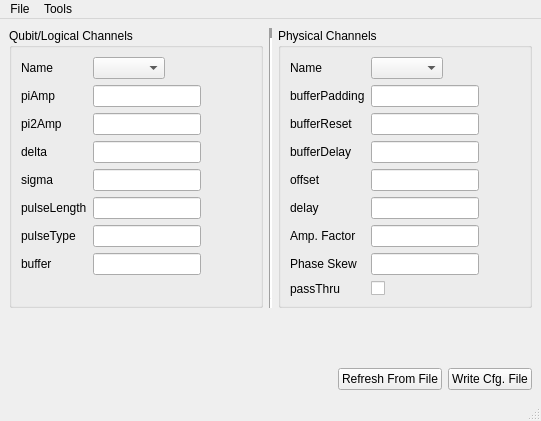
Above: experiments/muWaveDetection/src/pulseParamGUI.ui from BBN-Q/Qlab before the change. Below: the same form after it.
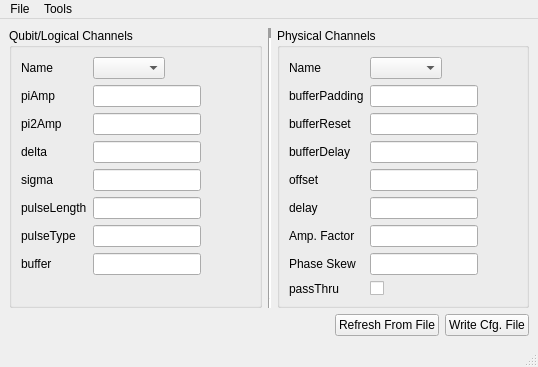
That is the form after the change.

Commit message: A couple of bugfixes in PulseParamGUI.py and resize GUI for Windows default fonts. --CAR

```diff
--- a/experiments/muWaveDetection/src/pulseParamGUI.ui
+++ b/experiments/muWaveDetection/src/pulseParamGUI.ui
@@ -6,8 +6,8 @@
    <rect>
     <x>0</x>
     <y>0</y>
-    <width>541</width>
-    <height>421</height>
+    <width>538</width>
+    <height>351</height>
    </rect>
   </property>
   <property name="windowTitle">
@@ -340,8 +340,8 @@
     <rect>
      <x>0</x>
      <y>0</y>
-     <width>541</width>
-     <height>25</height>
+     <width>538</width>
+     <height>20</height>
     </rect>
    </property>
    <widget class="QMenu" name="menuFile">
```
The commit also changes 1 other file.
